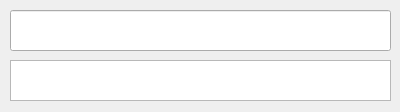
smilecc/Fast, file mainwindow.ui: the form before one commit.
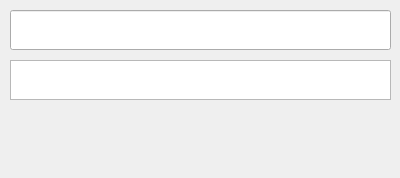
The form after the commit. Icons and pictures are not drawn.

Patch:
```diff
--- a/mainwindow.ui
+++ b/mainwindow.ui
@@ -10,7 +10,7 @@
     <x>0</x>
     <y>0</y>
     <width>400</width>
-    <height>112</height>
+    <height>178</height>
    </rect>
   </property>
   <property name="contextMenuPolicy">
@@ -30,7 +30,7 @@
       <x>10</x>
       <y>10</y>
       <width>381</width>
-      <height>41</height>
+      <height>40</height>
      </rect>
     </property>
     <property name="font">
@@ -48,9 +48,21 @@
       <x>10</x>
       <y>60</y>
       <width>381</width>
-      <height>41</height>
+      <height>40</height>
      </rect>
     </property>
+    <property name="iconSize">
+     <size>
+      <width>40</width>
+      <height>40</height>
+     </size>
+    </property>
+    <property name="gridSize">
+     <size>
+      <width>0</width>
+      <height>40</height>
+     </size>
+    </property>
    </widget>
   </widget>
   <action name="actionExit">
```
Left out of the diff: 2 changed lines with no effect on the pictures.
